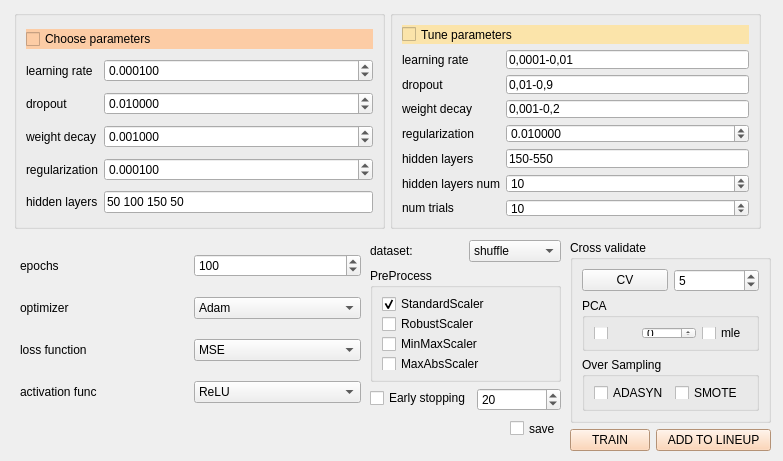
This is qt/torch_regressor.ui in idergunoff/geovel_1.0 as Qt 5 draws it before an edit. The edited form follows.
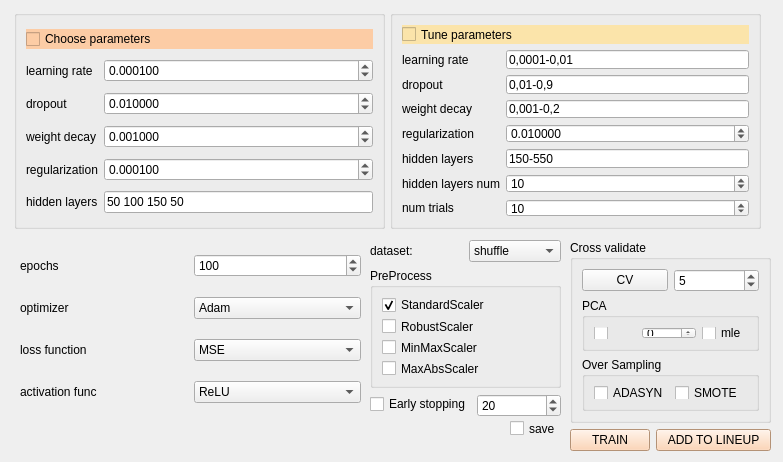
This is the edited form.

Diff of the .ui file:
```diff
--- a/qt/torch_regressor.ui
+++ b/qt/torch_regressor.ui
@@ -7,7 +7,7 @@
     <x>0</x>
     <y>0</y>
     <width>783</width>
-    <height>461</height>
+    <height>462</height>
    </rect>
   </property>
   <property name="windowTitle">
@@ -425,7 +425,7 @@
      <x>370</x>
      <y>240</y>
      <width>191</width>
-     <height>171</height>
+     <height>177</height>
     </rect>
    </property>
    <layout class="QFormLayout" name="formLayout">
```
Left out of the diff: 4 changed lines with no effect on the pictures.
